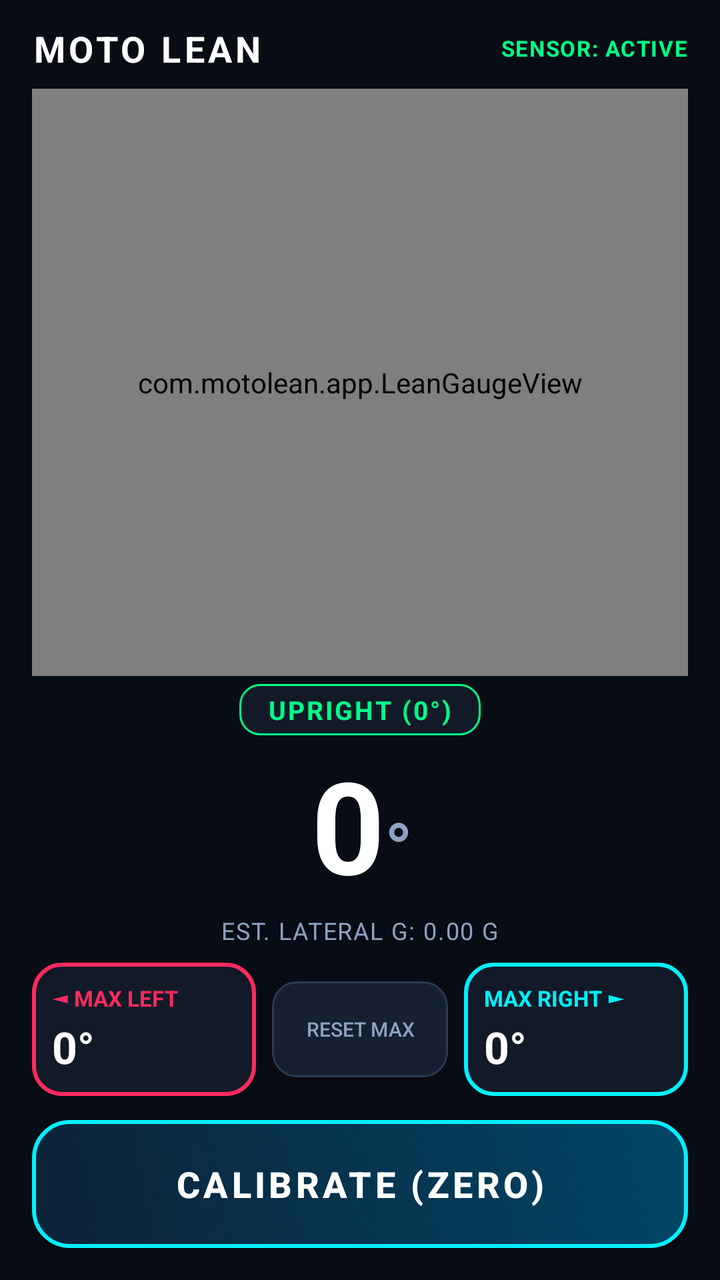
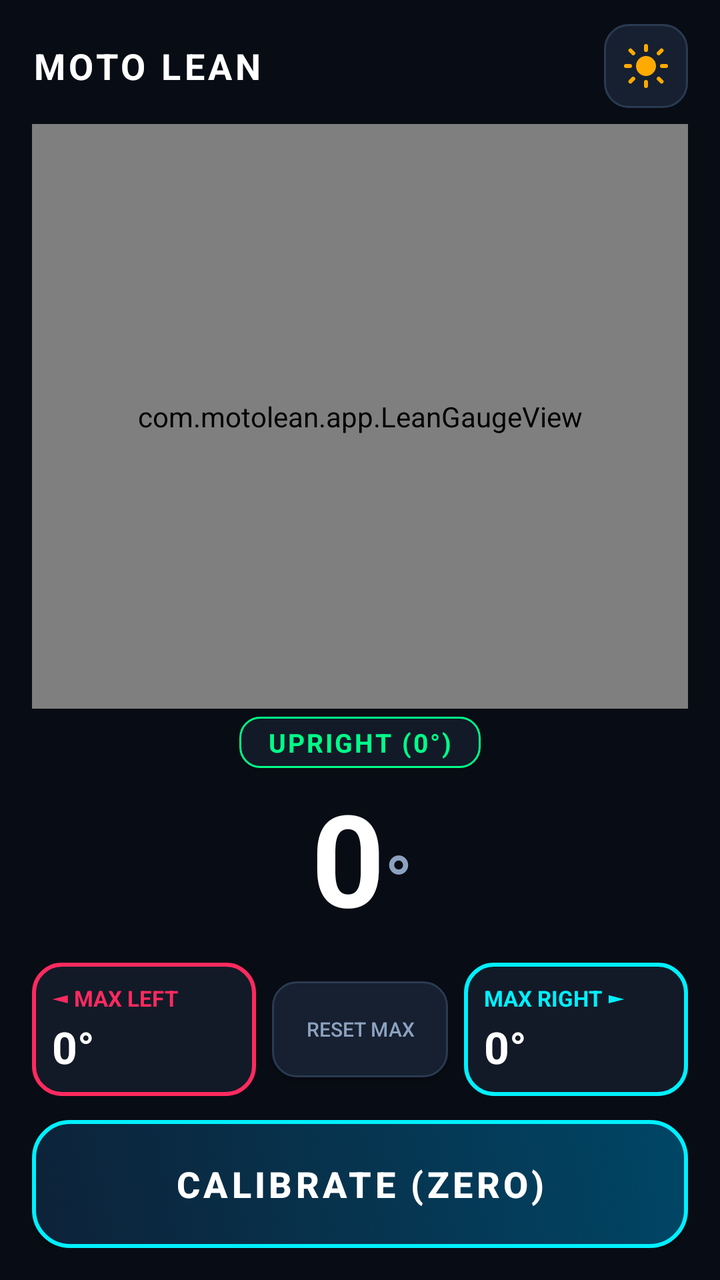

Before-and-after screenshots of an Android layout around one commit, followed by the original layout XML and the change that was made.
<!-- AndroidManifest.xml: application theme AppTheme -->
<!-- res/layout/activity_main.xml -->
<?xml version="1.0" encoding="utf-8"?>
<LinearLayout xmlns:android="http://schemas.android.com/apk/res/android"
    android:layout_width="match_parent"
    android:layout_height="match_parent"
    android:orientation="vertical"
    android:background="@color/bg_primary"
    android:paddingStart="16dp"
    android:paddingEnd="16dp"
    android:paddingTop="12dp"
    android:paddingBottom="16dp"
    android:gravity="center_horizontal">

    
    <LinearLayout
        android:layout_width="match_parent"
        android:layout_height="wrap_content"
        android:orientation="horizontal"
        android:gravity="center_vertical"
        android:paddingBottom="8dp">

        <TextView
            android:layout_width="0dp"
            android:layout_height="wrap_content"
            android:layout_weight="1"
            android:text="MOTO LEAN"
            android:textColor="@color/text_white"
            android:textSize="18sp"
            android:textStyle="bold"
            android:letterSpacing="0.1" />

        <TextView
            android:id="@+id/sensorStatusText"
            android:layout_width="wrap_content"
            android:layout_height="wrap_content"
            android:text="SENSOR: ACTIVE"
            android:textColor="@color/neon_green"
            android:textSize="11sp"
            android:textStyle="bold"
            android:letterSpacing="0.05" />
    </LinearLayout>

    
    <view
        class="com.motolean.app.LeanGaugeView"
        android:id="@+id/leanGaugeView"
        android:layout_width="match_parent"
        android:layout_height="0dp"
        android:layout_weight="1"
        android:minHeight="180dp" />

    
    <LinearLayout
        android:layout_width="match_parent"
        android:layout_height="wrap_content"
        android:orientation="vertical"
        android:gravity="center"
        android:paddingTop="4dp"
        android:paddingBottom="8dp">

        
        <TextView
            android:id="@+id/directionBadge"
            android:layout_width="wrap_content"
            android:layout_height="wrap_content"
            android:text="@string/upright"
            android:textColor="@color/neon_green"
            android:background="@drawable/badge_bg"
            android:paddingStart="14dp"
            android:paddingEnd="14dp"
            android:paddingTop="4dp"
            android:paddingBottom="4dp"
            android:textSize="13sp"
            android:textStyle="bold"
            android:letterSpacing="0.08" />

        
        <LinearLayout
            android:layout_width="wrap_content"
            android:layout_height="wrap_content"
            android:orientation="horizontal"
            android:gravity="bottom"
            android:layout_marginTop="2dp"
            android:layout_marginBottom="2dp">

            <TextView
                android:id="@+id/signGlyph"
                android:layout_width="wrap_content"
                android:layout_height="wrap_content"
                android:text=""
                android:textColor="@color/neon_green"
                android:textSize="44sp"
                android:textStyle="bold"
                android:paddingEnd="2dp" />

            <TextView
                android:id="@+id/angleNumberText"
                android:layout_width="wrap_content"
                android:layout_height="wrap_content"
                android:text="0"
                android:textColor="@color/text_white"
                android:textSize="64sp"
                android:textStyle="bold" />

            <TextView
                android:layout_width="wrap_content"
                android:layout_height="wrap_content"
                android:text="°"
                android:textColor="@color/text_secondary"
                android:textSize="36sp"
                android:textStyle="bold"
                android:paddingBottom="6dp" />
        </LinearLayout>

        
        <TextView
            android:id="@+id/lateralGText"
            android:layout_width="wrap_content"
            android:layout_height="wrap_content"
            android:text="EST. LATERAL G: 0.00 G"
            android:textColor="@color/text_secondary"
            android:textSize="12sp"
            android:letterSpacing="0.05" />
    </LinearLayout>

    
    <LinearLayout
        android:layout_width="match_parent"
        android:layout_height="wrap_content"
        android:orientation="horizontal"
        android:gravity="center_vertical"
        android:layout_marginBottom="12dp">

        
        <LinearLayout
            android:layout_width="0dp"
            android:layout_height="wrap_content"
            android:layout_weight="1"
            android:orientation="vertical"
            android:background="@drawable/card_bg_left"
            android:padding="10dp">

            <TextView
                android:layout_width="wrap_content"
                android:layout_height="wrap_content"
                android:text="◄ MAX LEFT"
                android:textColor="@color/neon_red"
                android:textSize="11sp"
                android:textStyle="bold" />

            <TextView
                android:id="@+id/maxLeftText"
                android:layout_width="wrap_content"
                android:layout_height="wrap_content"
                android:text="0°"
                android:textColor="@color/text_white"
                android:textSize="22sp"
                android:textStyle="bold"
                android:layout_marginTop="2dp" />
        </LinearLayout>

        
        <Button
            android:id="@+id/btnResetMax"
            android:layout_width="wrap_content"
            android:layout_height="wrap_content"
            android:layout_marginStart="8dp"
            android:layout_marginEnd="8dp"
            android:text="@string/reset_max"
            android:textSize="10sp"
            android:textColor="@color/text_secondary"
            android:background="@drawable/btn_reset_bg"
            android:paddingStart="10dp"
            android:paddingEnd="10dp"
            android:minHeight="48dp" />

        
        <LinearLayout
            android:layout_width="0dp"
            android:layout_height="wrap_content"
            android:layout_weight="1"
            android:orientation="vertical"
            android:background="@drawable/card_bg_right"
            android:padding="10dp">

            <TextView
                android:layout_width="wrap_content"
                android:layout_height="wrap_content"
                android:text="MAX RIGHT ►"
                android:textColor="@color/neon_cyan"
                android:textSize="11sp"
                android:textStyle="bold" />

            <TextView
                android:id="@+id/maxRightText"
                android:layout_width="wrap_content"
                android:layout_height="wrap_content"
                android:text="0°"
                android:textColor="@color/text_white"
                android:textSize="22sp"
                android:textStyle="bold"
                android:layout_marginTop="2dp" />
        </LinearLayout>
    </LinearLayout>

    
    <Button
        android:id="@+id/btnCalibrate"
        android:layout_width="match_parent"
        android:layout_height="64dp"
        android:text="@string/calibrate"
        android:textColor="@color/text_white"
        android:textSize="18sp"
        android:textStyle="bold"
        android:letterSpacing="0.1"
        android:background="@drawable/btn_calibrate_bg" />

</LinearLayout>
<!-- resources referenced by this layout -->
<resources>
  <color name="bg_primary">#080C14</color>
  <color name="neon_cyan">#00F0FF</color>
  <color name="neon_green">#00FF88</color>
  <color name="neon_red">#FF2A5F</color>
  <color name="text_secondary">#8DA2C0</color>
  <color name="text_white">#FFFFFF</color>
  <!-- drawable badge_bg (drawable) -->
  <?xml version="1.0" encoding="utf-8"?>
  <shape xmlns:android="http://schemas.android.com/apk/res/android" android:shape="rectangle">
      <corners android:radius="10dp"/>
      <solid android:color="#121A28"/>
      <stroke android:width="1dp" android:color="#00FF88"/>
  </shape>
  <!-- drawable btn_calibrate_bg (drawable) -->
  <?xml version="1.0" encoding="utf-8"?>
  <selector xmlns:android="http://schemas.android.com/apk/res/android">
      <item android:state_pressed="true">
          <shape android:shape="rectangle">
              <corners android:radius="18dp"/>
              <solid android:color="#00F0FF"/>
              <stroke android:width="2dp" android:color="#FFFFFF"/>
          </shape>
      </item>
      <item>
          <shape android:shape="rectangle">
              <corners android:radius="18dp"/>
              <gradient
                  android:startColor="#0D2238"
                  android:endColor="#004666"
                  android:angle="45"/>
              <stroke android:width="2dp" android:color="#00F0FF"/>
          </shape>
      </item>
  </selector>
  <!-- drawable btn_reset_bg (drawable) -->
  <?xml version="1.0" encoding="utf-8"?>
  <selector xmlns:android="http://schemas.android.com/apk/res/android">
      <item android:state_pressed="true">
          <shape android:shape="rectangle">
              <corners android:radius="12dp"/>
              <solid android:color="#2A3B52"/>
          </shape>
      </item>
      <item>
          <shape android:shape="rectangle">
              <corners android:radius="12dp"/>
              <solid android:color="#162030"/>
              <stroke android:width="1dp" android:color="#2A3B52"/>
          </shape>
      </item>
  </selector>
  <!-- drawable card_bg_left (drawable) -->
  <?xml version="1.0" encoding="utf-8"?>
  <shape xmlns:android="http://schemas.android.com/apk/res/android" android:shape="rectangle">
      <corners android:radius="14dp"/>
      <solid android:color="#121A28"/>
      <stroke android:width="2dp" android:color="#FF2A5F"/>
  </shape>
  <!-- drawable card_bg_right (drawable) -->
  <?xml version="1.0" encoding="utf-8"?>
  <shape xmlns:android="http://schemas.android.com/apk/res/android" android:shape="rectangle">
      <corners android:radius="14dp"/>
      <solid android:color="#121A28"/>
      <stroke android:width="2dp" android:color="#00F0FF"/>
  </shape>
  <string name="calibrate">CALIBRATE (ZERO)</string>
  <string name="reset_max">RESET MAX</string>
  <string name="upright">UPRIGHT (0°)</string>
  <style name="AppTheme" parent="android:Theme.Material.NoActionBar">
          <item name="android:windowBackground">@color/bg_primary</item>
          <item name="android:statusBarColor">@color/bg_primary</item>
          <item name="android:navigationBarColor">@color/bg_primary</item>
          <item name="android:windowLightStatusBar">false</item>
      </style>
</resources>

<!-- the commit's change to res/layout/activity_main.xml (unified diff, before → after) -->
@@ -1,5 +1,6 @@
 <?xml version="1.0" encoding="utf-8"?>
 <LinearLayout xmlns:android="http://schemas.android.com/apk/res/android"
+    android:id="@+id/rootLayout"
     android:layout_width="match_parent"
     android:layout_height="match_parent"
     android:orientation="vertical"
@@ -19,6 +20,7 @@
         android:paddingBottom="8dp">
 
         <TextView
+            android:id="@+id/appTitleText"
             android:layout_width="0dp"
             android:layout_height="wrap_content"
             android:layout_weight="1"
@@ -28,15 +30,15 @@
             android:textStyle="bold"
             android:letterSpacing="0.1" />
 
-        <TextView
-            android:id="@+id/sensorStatusText"
-            android:layout_width="wrap_content"
-            android:layout_height="wrap_content"
-            android:text="SENSOR: ACTIVE"
-            android:textColor="@color/neon_green"
-            android:textSize="11sp"
-            android:textStyle="bold"
-            android:letterSpacing="0.05" />
+        
+        <ImageButton
+            android:id="@+id/btnThemeToggle"
+            android:layout_width="42dp"
+            android:layout_height="42dp"
+            android:background="@drawable/btn_reset_bg"
+            android:src="@drawable/ic_theme_sun"
+            android:contentDescription="Toggle Light/Dark Theme"
+            android:padding="8dp" />
     </LinearLayout>
 
     
@@ -111,15 +113,6 @@
                 android:paddingBottom="6dp" />
         </LinearLayout>
 
-        
-        <TextView
-            android:id="@+id/lateralGText"
-            android:layout_width="wrap_content"
-            android:layout_height="wrap_content"
-            android:text="EST. LATERAL G: 0.00 G"
-            android:textColor="@color/text_secondary"
-            android:textSize="12sp"
-            android:letterSpacing="0.05" />
     </LinearLayout>
 
     
<!-- resource entries referenced after the edit -->
@@ -65,6 +65,24 @@
       <solid android:color="#121A28"/>
       <stroke android:width="2dp" android:color="#00F0FF"/>
   </shape>
+  <!-- drawable ic_theme_sun (drawable) -->
+  <?xml version="1.0" encoding="utf-8"?>
+  <vector xmlns:android="http://schemas.android.com/apk/res/android"
+      android:width="24dp"
+      android:height="24dp"
+      android:viewportWidth="24"
+      android:viewportHeight="24">
+      
+      <path
+          android:fillColor="#FFAA00"
+          android:pathData="M12,7c-2.76,0 -5,2.24 -5,5s2.24,5 5,5 5,-2.24 5,-5 -2.24,-5 -5,-5z"/>
+      
+      <path
+          android:strokeColor="#FFAA00"
+          android:strokeWidth="2"
+          android:strokeLineCap="round"
+          android:pathData="M12,2v2 M12,20v2 M4.22,4.22l1.42,1.42 M18.36,18.36l1.42,1.42 M2,12h2 M20,12h2 M4.22,19.78l1.42,-1.42 M18.36,5.64l1.42,-1.42"/>
+  </vector>
   <string name="calibrate">CALIBRATE (ZERO)</string>
   <string name="reset_max">RESET MAX</string>
   <string name="upright">UPRIGHT (0°)</string>
